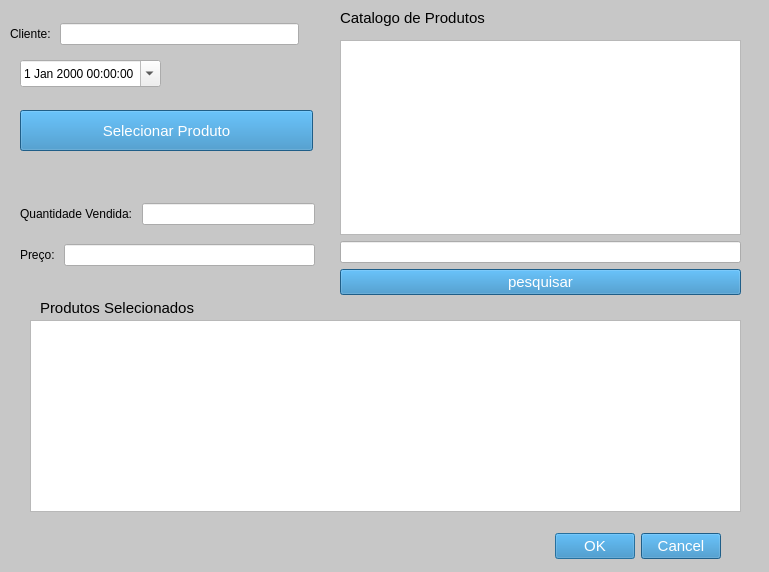
Qt form venda.ui (GabR36/QEstoqueLoja) before a commit.
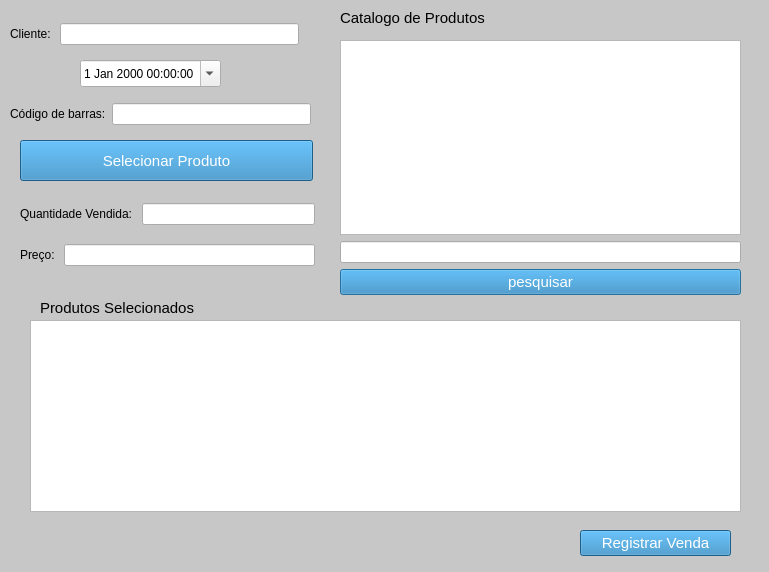
The same form after that commit.

Commit message: mudar o botao dialog pois preciso do Enter para o codigo de barras

The edit to the form file:
```diff
--- a/venda.ui
+++ b/venda.ui
@@ -30,23 +30,8 @@
 	font-size: 15px;
 }
 </string>
-  </property>
-  <widget class="QDialogButtonBox" name="BtnBox_Venda">
-   <property name="geometry">
-    <rect>
-     <x>380</x>
-     <y>530</y>
-     <width>341</width>
-     <height>32</height>
-    </rect>
-   </property>
-   <property name="orientation">
-    <enum>Qt::Horizontal</enum>
-   </property>
-   <property name="standardButtons">
-    <set>QDialogButtonBox::Cancel|QDialogButtonBox::Ok</set>
-   </property>
-  </widget>
+</property>
+
   <widget class="QTableView" name="Tview_ProdutosSelecionados">
    <property name="geometry">
     <rect>
@@ -220,7 +205,7 @@
   <widget class="QDateTimeEdit" name="DateEdt_Venda">
    <property name="geometry">
     <rect>
-     <x>20</x>
+     <x>80</x>
      <y>60</y>
      <width>141</width>
      <height>27</height>
@@ -234,7 +219,7 @@
    <property name="geometry">
     <rect>
      <x>20</x>
-     <y>110</y>
+     <y>140</y>
      <width>293</width>
      <height>41</height>
     </rect>
@@ -243,6 +228,41 @@
     <string>Selecionar Produto</string>
    </property>
   </widget>
+  <widget class="QPushButton" name="Btn_Aceitar">
+   <property name="geometry">
+    <rect>
+     <x>580</x>
+     <y>530</y>
+     <width>151</width>
+     <height>26</height>
+    </rect>
+   </property>
+   <property name="text">
+    <string>Registrar Venda</string>
+   </property>
+  </widget>
+  <widget class="QWidget" name="">
+   <property name="geometry">
+    <rect>
+     <x>10</x>
+     <y>100</y>
+     <width>301</width>
+     <height>28</height>
+    </rect>
+   </property>
+   <layout class="QHBoxLayout" name="horizontalLayout_4">
+    <item>
+     <widget class="QLabel" name="label_6">
+      <property name="text">
+       <string>Código de barras:</string>
+      </property>
+     </widget>
+    </item>
+    <item>
+     <widget class="QLineEdit" name="Ledit_Barras"/>
+    </item>
+   </layout>
+  </widget>
  </widget>
  <resources/>
  <connections>
```
Left out of the diff: 39 changed lines with no effect on the pictures. The commit also changes 2 other files.
